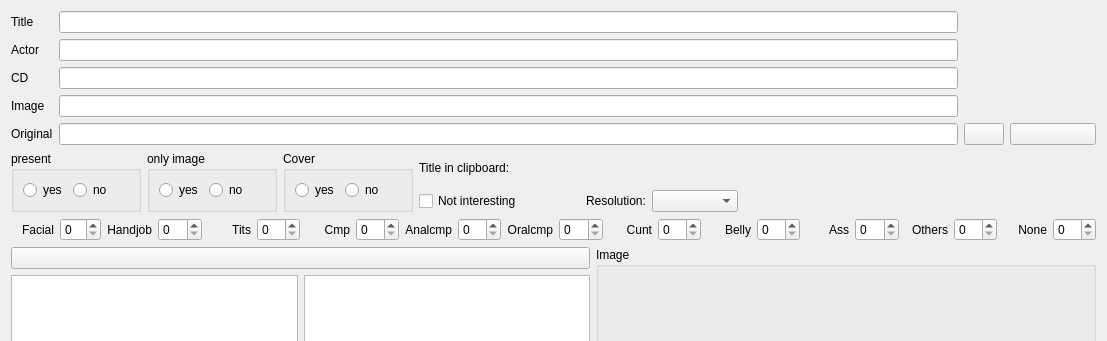
This is pordb_neu.ui in hwmay/pordb as Qt 5 draws it before an edit; both pictures show x 0 to 1107 and y 0 to 341 of the 1107 by 516 pixel window. The edited form follows.
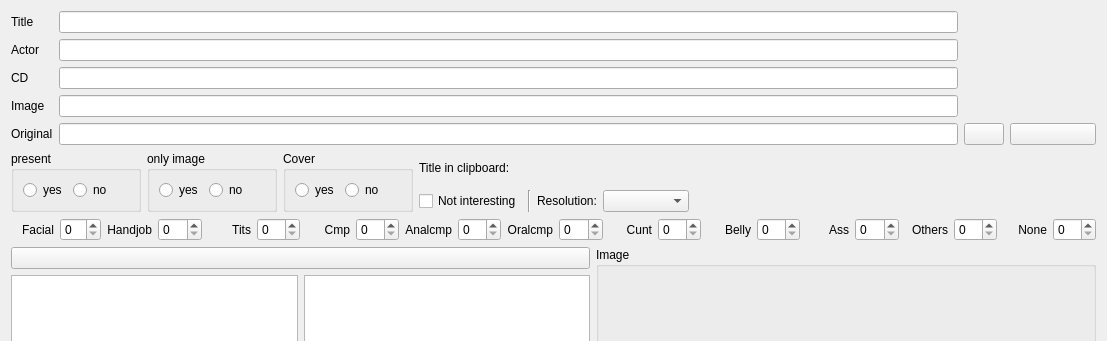
This is the edited form. Icons and pictures are not drawn.

```diff
--- a/pordb_neu.ui
+++ b/pordb_neu.ui
@@ -19,8 +19,6 @@
   </property>
   <layout class="QGridLayout" name="gridLayout_3">
    <item row="0" column="0">
-    <layout class="QVBoxLayout" name="verticalLayout_2">
-     <item>
       <layout class="QGridLayout" name="gridLayout">
        <item row="0" column="0">
         <widget class="QLabel" name="label_1">
@@ -176,8 +174,8 @@
        </item>
       </layout>
      </item>
-     <item>
-      <layout class="QHBoxLayout" name="horizontalLayout_12">
+   <item row="1" column="0">
+    <layout class="QHBoxLayout" name="horizontalLayout_10">
        <item>
         <layout class="QHBoxLayout" name="horizontalLayout_11">
          <item>
@@ -315,8 +313,6 @@
           </layout>
          </item>
          <item>
-          <layout class="QHBoxLayout" name="horizontalLayout_10">
-           <item>
             <layout class="QHBoxLayout" name="horizontalLayout_7">
              <item>
               <widget class="QCheckBox" name="checkBoxUninteressant">
@@ -329,17 +325,11 @@
               </widget>
              </item>
              <item>
-              <spacer name="horizontalSpacer_2">
+          <widget class="Line" name="line">
                <property name="orientation">
-                <enum>Qt::Horizontal</enum>
-               </property>
-               <property name="sizeHint" stdset="0">
-                <size>
-                 <width>40</width>
-                 <height>20</height>
-                </size>
-               </property>
-              </spacer>
+            <enum>Qt::Vertical</enum>
+           </property>
+          </widget>
              </item>
              <item>
               <widget class="QLabel" name="label_17">
@@ -377,8 +367,6 @@
                </item>
               </widget>
              </item>
-            </layout>
-           </item>
            <item>
             <spacer name="horizontalSpacer">
              <property name="orientation">
@@ -398,7 +386,7 @@
        </item>
       </layout>
      </item>
-     <item>
+   <item row="2" column="0">
       <layout class="QHBoxLayout" name="horizontalLayout_5">
        <item>
         <widget class="QLabel" name="label">
@@ -552,7 +540,7 @@
        </item>
       </layout>
      </item>
-     <item>
+   <item row="3" column="0">
       <layout class="QHBoxLayout" name="horizontalLayout_9">
        <item>
         <layout class="QVBoxLayout" name="verticalLayout_3">
@@ -722,8 +710,6 @@
               <string>Delete</string>
              </property>
             </widget>
-           </item>
-          </layout>
          </item>
         </layout>
        </item>
```
Lines whose indentation alone changed are shown as unchanged.
